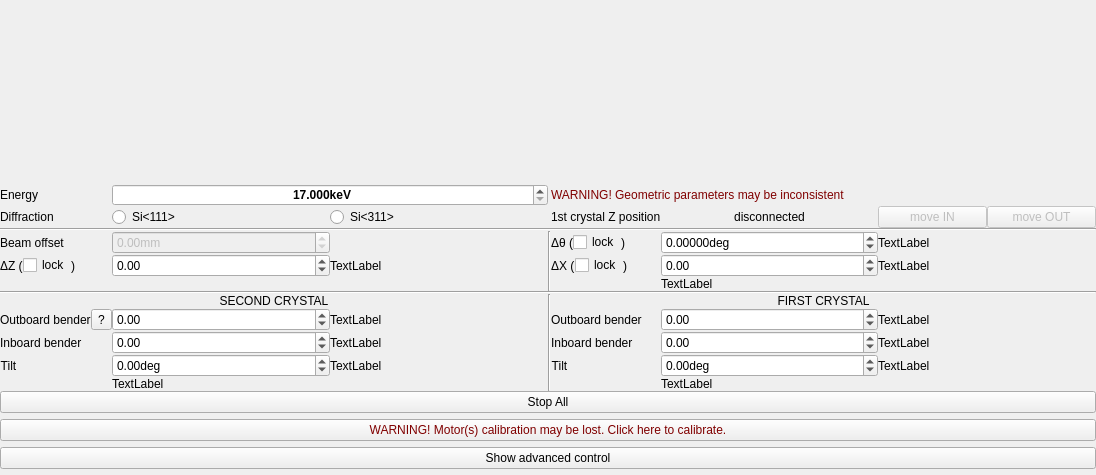
This is mono/monoGui/monoGui.ui in MatthewJCameron/imbl as Qt 5 draws it before an edit. The edited form follows.
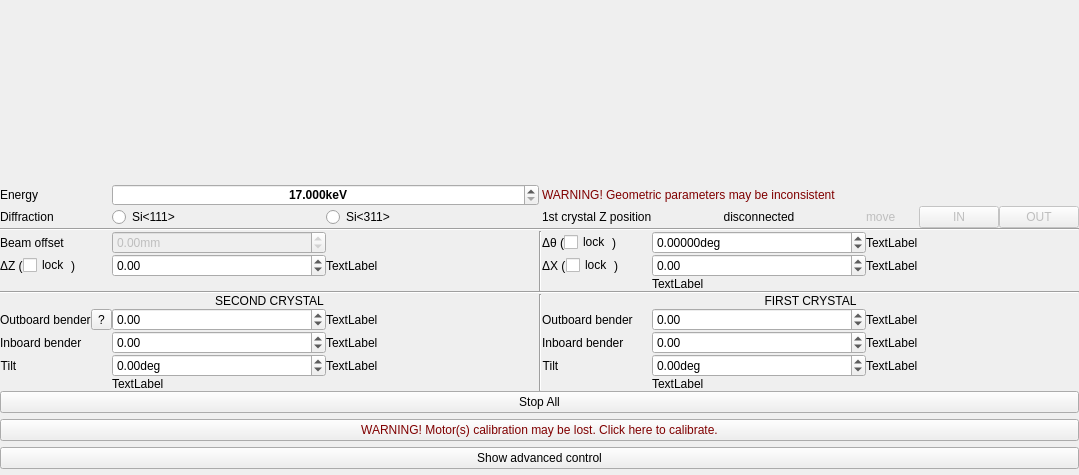
This is the edited form. Icons and pictures are not drawn. Custom widgets are drawn as their Qt base class.

Commit message: modified:   mono/monoBase/mono.cpp 	new file:   mono/monoGui/energysetter.ui 	modified:   mono/monoGui/monoGui.cpp 	modified:   mono/monoGui/monoGui.h 	modified:   mono/monoGui/monoGui.pro 	modified:   mono/monoGui/monoGui.ui 	modified:   mono/monoGui/wtf.ui 	modified:   qimbl/qimbl.cpp 	modified:   qimbl/qimbl.ui

The edit to the form file:
```diff
--- a/mono/monoGui/monoGui.ui
+++ b/mono/monoGui/monoGui.ui
@@ -6,7 +6,7 @@
    <rect>
     <x>0</x>
     <y>0</y>
-    <width>1096</width>
+    <width>1079</width>
     <height>475</height>
    </rect>
   </property>
@@ -516,10 +516,23 @@
             <property name="margin">
              <number>0</number>
             </property>
+            <item>
+             <widget class="QLabel" name="label_15">
+              <property name="text">
+               <string>move</string>
+              </property>
+             </widget>
+            </item>
             <item>
              <widget class="QPushButton" name="moveIn">
+              <property name="sizePolicy">
+               <sizepolicy hsizetype="Fixed" vsizetype="Fixed">
+                <horstretch>0</horstretch>
+                <verstretch>0</verstretch>
+               </sizepolicy>
+              </property>
               <property name="text">
-               <string>move IN</string>
+               <string> IN </string>
               </property>
               <property name="checkable">
                <bool>true</bool>
@@ -528,8 +541,14 @@
             </item>
             <item>
              <widget class="QPushButton" name="moveOut">
+              <property name="sizePolicy">
+               <sizepolicy hsizetype="Fixed" vsizetype="Fixed">
+                <horstretch>0</horstretch>
+                <verstretch>0</verstretch>
+               </sizepolicy>
+              </property>
               <property name="text">
-               <string>move OUT</string>
+               <string>OUT</string>
               </property>
               <property name="checkable">
                <bool>true</bool>
```
The commit also changes 8 other files.
